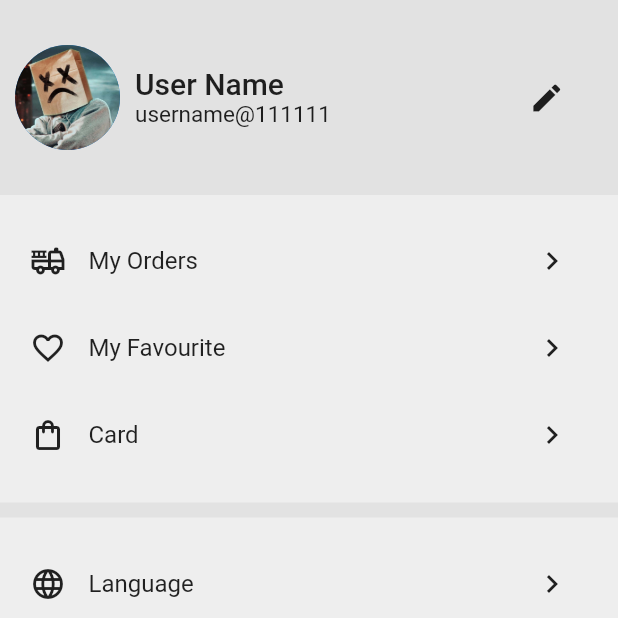
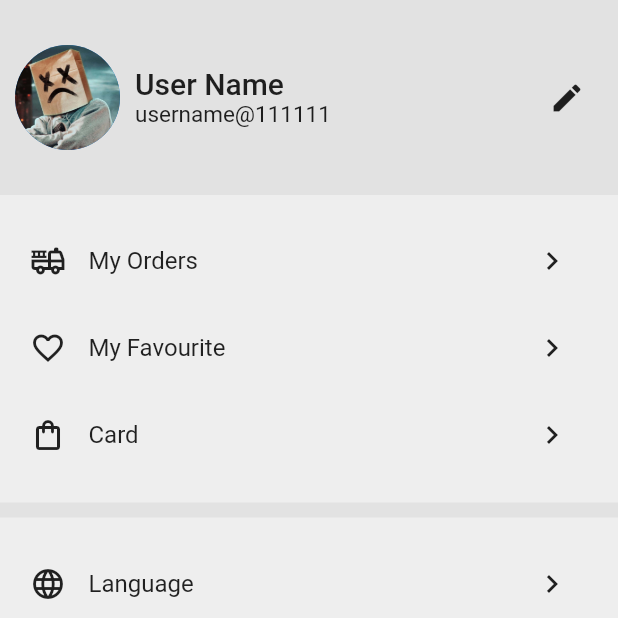
Before and after one commit to yassmenashraf475/flutter_project, a Flutter app: the AccountScreen screen opened directly, on a phone screen of 412 x 824 dp, the top half of it. Run offline on Flutter 3.47's test engine with Material 2 defaults, Android fonts, the phone set to English and light mode, and no system bars; our stand-ins replace carousel_slider, flutter_rating_bar, lottie.

Commit message:
modify account_screen

```diff
--- a/lib/main.dart
+++ b/lib/main.dart
@@ -15,7 +15,7 @@ class MyApp extends StatelessWidget {
   Widget build(BuildContext context) {
     return MaterialApp(
       debugShowCheckedModeBanner: false,
-      home: DetailsScreen(),
+      home: AccountScreen(),
     );
 
   }
--- a/lib/modules/account/account_screen.dart
+++ b/lib/modules/account/account_screen.dart
@@ -52,9 +52,7 @@ class _AccountScreenState extends State<AccountScreen> {
                           ),
                         ],
                       ),
-                      SizedBox(
-                        width: 120,
-                      ),
+                      Spacer(),
                       IconButton(
                         onPressed: (){},
                         icon: Icon(
--- a/pubspec.yaml
+++ b/pubspec.yaml
@@ -63,6 +63,7 @@ flutter:
 
   # To add assets to your application, add an assets section, like this:
   assets:
+    - assets/images/img/
     - assets/images/profilepicture.jpg
   #   - images/a_dot_ham.jpeg
 
```
Also changed, not shown: lib/modules/details/details_screen.dart (+4 -4 lines), assets/images/img/1487561c446a5f5124c704334f42ebee.jpg (added), assets/images/img/OIP (17).jpg (added), assets/images/img/download (2).jpg (added), assets/images/img/redirected-1000w-573329749.webp (added).
